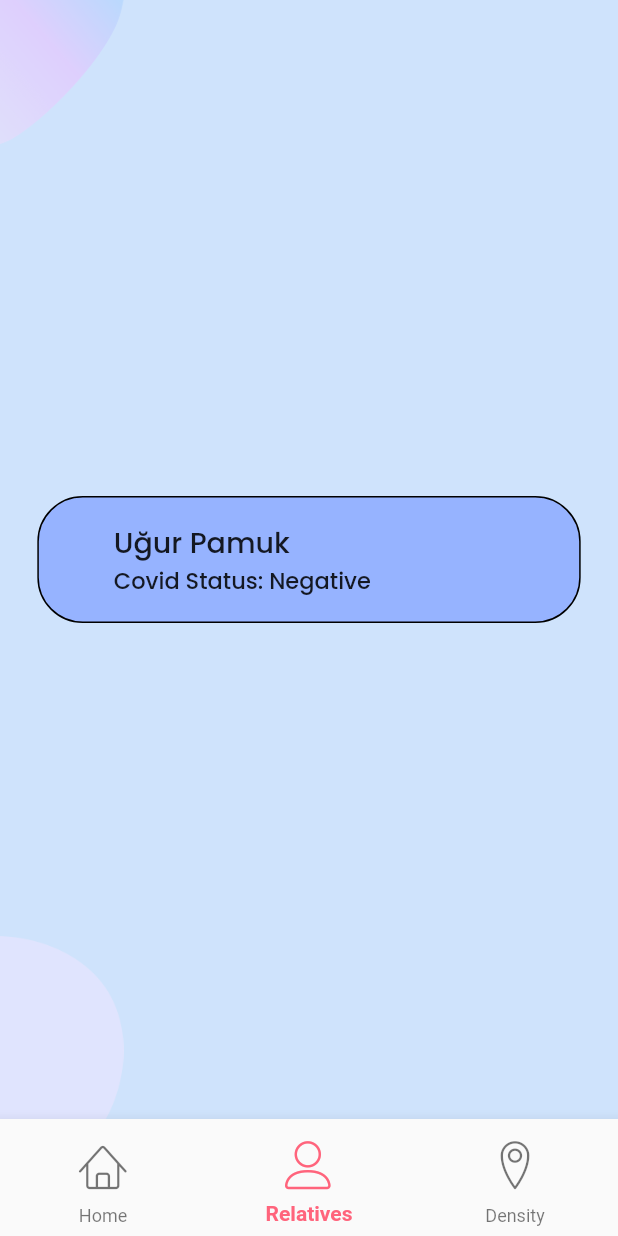
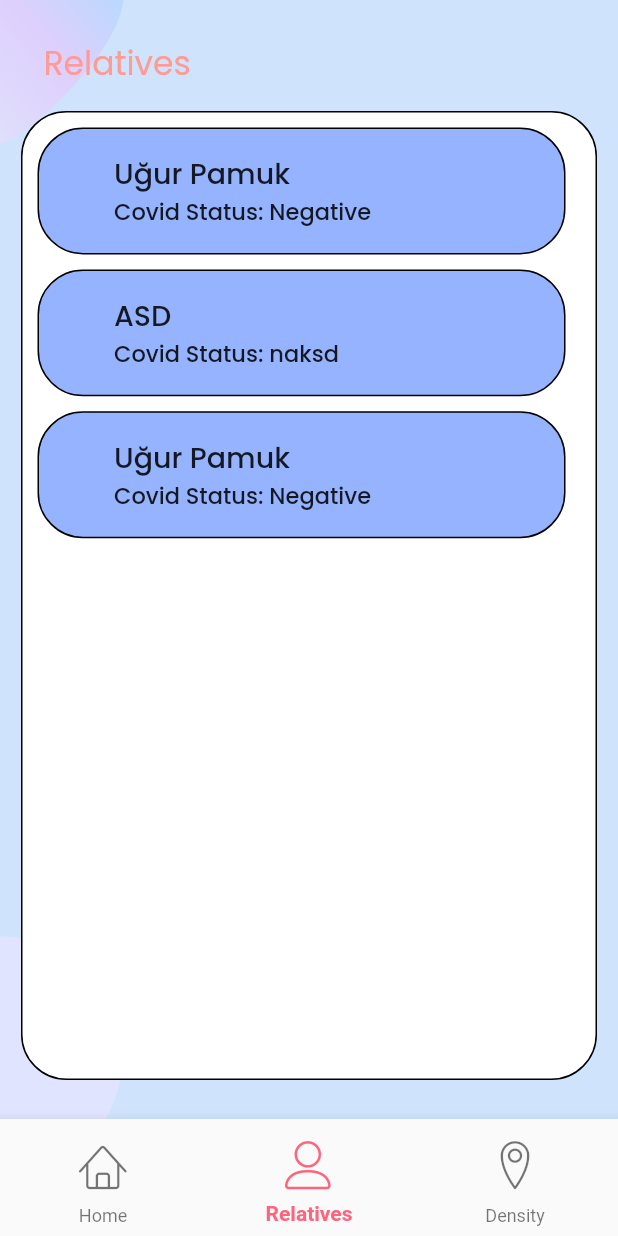
Before and after one commit to burhanemirkeles/capstone_project, a Flutter app: the MainScreen screen opened directly, item 2 of the bottom bar chosen, on a phone screen of 412 x 824 dp. Run offline on Flutter 3.47's test engine with Material 2 defaults, Android fonts, the light colour scheme and no system bars; our stand-ins replace google_fonts, google_maps_flutter.

Commit message:
relatives page added
Relatives page created and added to relevant part of main screen

```diff
--- a/mobile/lib/main.dart
+++ b/mobile/lib/main.dart
@@ -1,6 +1,6 @@
 import 'package:capstone_project/Constants.dart';
+import 'package:capstone_project/screens/Main_Screen/main_screen.dart';
 import 'package:capstone_project/screens/Relatives_Page/relatives_screen.dart';
-import 'package:capstone_project/screens/Welcome_Screen/welcome_screen.dart';
 import 'package:flutter/material.dart';
 
 void main() => runApp(const MyApp());
@@ -17,7 +17,7 @@ class MyApp extends StatelessWidget {
         primaryColor: kPrimaryColor,
         scaffoldBackgroundColor: Colors.white,
       ),
-      home: const RelativesPage(),
+      home: const MainScreen(),
     );
   }
 }
--- a/mobile/lib/screens/Relatives_Page/body.dart
+++ b/mobile/lib/screens/Relatives_Page/body.dart
@@ -1,6 +1,7 @@
 import 'package:capstone_project/components/backgroundForLanding.dart';
 import 'package:capstone_project/screens/Relatives_Page/relative_card.dart';
 import 'package:flutter/material.dart';
+import 'package:google_fonts/google_fonts.dart';
 
 class Body extends StatefulWidget {
   const Body({Key? key}) : super(key: key);
@@ -12,14 +13,59 @@ class Body extends StatefulWidget {
 class _BodyState extends State<Body> {
   @override
   Widget build(BuildContext context) {
-    return const Scaffold(
+    return Scaffold(
       body: Background(
-        child: Center(
-            child: RelativesCard(
-          relativeName: "Uğur Pamuk",
-          covStatus: "Negative",
-        )),
+        child: Column(
+          mainAxisAlignment: MainAxisAlignment.center,
+          crossAxisAlignment: CrossAxisAlignment.start,
+          children: [
+            _textOfPage(),
+            Container(
+              width: 384,
+              height: 646,
+              padding: const EdgeInsets.fromLTRB(10, 0, 10, 0),
+              decoration: BoxDecoration(
+                border: Border.all(),
+                borderRadius: BorderRadius.circular(30.32),
+                color: Colors.white,
+              ),
+              child: ListView(
+                children: [
+                  Column(
+                    children: const [
+                      RelativesCard(
+                        relativeName: "Uğur Pamuk",
+                        covStatus: "Negative",
+                      ),
+                      RelativesCard(
+                        relativeName: "ASD",
+                        covStatus: "naksd",
+                      ),
+                      RelativesCard(
+                        relativeName: "Uğur Pamuk",
+                        covStatus: "Negative",
+                      ),
+                    ],
+                  ),
+                ],
+              ),
+            ),
+          ],
+        ),
       ),
     );
   }
 }
+
+Widget _textOfPage() {
+  return Padding(
+    padding: const EdgeInsets.fromLTRB(15, 0, 0, 15),
+    child: Text(
+      "Relatives",
+      style: GoogleFonts.poppins(
+        fontSize: 22,
+        color: const Color.fromRGBO(255, 154, 148, 1),
+      ),
+    ),
+  );
+}
--- a/mobile/lib/screens/Relatives_Page/relative_card.dart
+++ b/mobile/lib/screens/Relatives_Page/relative_card.dart
@@ -27,6 +27,7 @@ class RelativesCard extends StatelessWidget {
         borderRadius: BorderRadius.circular(30.32),
         color: backgroundColor,
       ),
+      margin: const EdgeInsets.fromLTRB(0, 10, 10, 0),
       child: Padding(
         padding: const EdgeInsets.fromLTRB(50, 0, 0, 0),
         child: Column(
```
